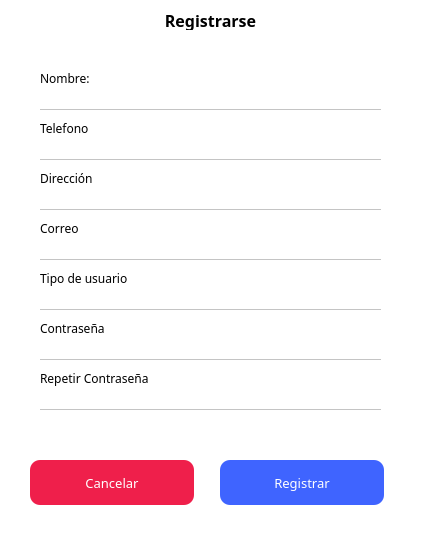
Before: the Qt Designer form hospital-Core/Widgets/Usuario/registrar.ui in MrDanielG/Hospital-SCRUM, drawn with Qt 5.
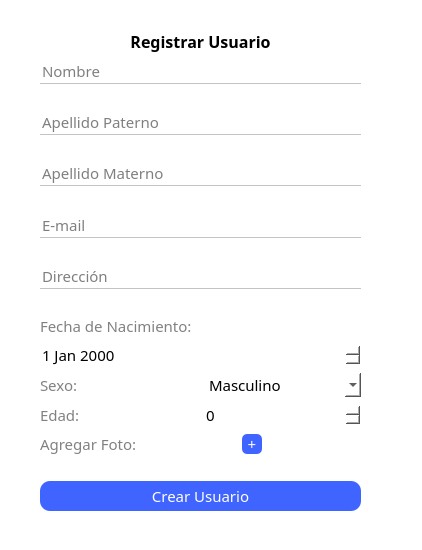
After: the same form once the commit is applied. The open tabs and pages were chosen to show the change. Icons and pictures are not drawn.

Commit message: interfaz registrar usuario

```diff
--- a/hospital-Core/Widgets/Usuario/registrar.ui
+++ b/hospital-Core/Widgets/Usuario/registrar.ui
@@ -17,366 +17,738 @@
    <string notr="true">border: none;
 background: white;</string>
   </property>
-  <widget class="QLineEdit" name="registrarse_telefono">
+  <widget class="QStackedWidget" name="stackedWidget">
    <property name="geometry">
     <rect>
-     <x>40</x>
-     <y>140</y>
-     <width>341</width>
-     <height>20</height>
+     <x>0</x>
+     <y>0</y>
+     <width>411</width>
+     <height>531</height>
     </rect>
    </property>
-   <property name="font">
-    <font>
-     <family>Montserrat</family>
-    </font>
+   <property name="maximumSize">
+    <size>
+     <width>600</width>
+     <height>600</height>
+    </size>
    </property>
-   <property name="styleSheet">
-    <string notr="true">border: none;
-border-bottom: 1px solid #C4C4C4;
-background: none;</string>
+   <property name="currentIndex">
+    <number>0</number>
    </property>
-  </widget>
-  <widget class="QLabel" name="label_3">
-   <property name="geometry">
-    <rect>
-     <x>40</x>
-     <y>120</y>
-     <width>101</width>
-     <height>16</height>
-    </rect>
-   </property>
-   <property name="font">
-    <font>
-     <family>Montserrat</family>
-    </font>
-   </property>
-   <property name="text">
-    <string>Telefono</string>
-   </property>
-   <property name="alignment">
-    <set>Qt::AlignLeading|Qt::AlignLeft|Qt::AlignVCenter</set>
-   </property>
-  </widget>
-  <widget class="QLineEdit" name="registrarse_direccion">
-   <property name="geometry">
-    <rect>
-     <x>40</x>
-     <y>190</y>
-     <width>341</width>
-     <height>20</height>
-    </rect>
-   </property>
-   <property name="font">
-    <font>
-     <family>Montserrat</family>
-    </font>
-   </property>
-   <property name="styleSheet">
-    <string notr="true">border: none;
-border-bottom: 1px solid #C4C4C4;
-background: none;</string>
-   </property>
-  </widget>
-  <widget class="QLabel" name="label_5">
-   <property name="geometry">
-    <rect>
-     <x>40</x>
-     <y>220</y>
-     <width>81</width>
-     <height>16</height>
-    </rect>
-   </property>
-   <property name="font">
-    <font>
-     <family>Montserrat</family>
-    </font>
-   </property>
-   <property name="text">
-    <string>Correo</string>
-   </property>
-   <property name="alignment">
-    <set>Qt::AlignLeading|Qt::AlignLeft|Qt::AlignVCenter</set>
-   </property>
-  </widget>
-  <widget class="QPushButton" name="registrarse_btn_cancelar">
-   <property name="geometry">
-    <rect>
-     <x>30</x>
-     <y>460</y>
-     <width>164</width>
-     <height>45</height>
-    </rect>
-   </property>
-   <property name="font">
-    <font>
-     <family>Montserrat</family>
-     <pointsize>10</pointsize>
-    </font>
-   </property>
-   <property name="styleSheet">
-    <string notr="true">border: none;
-background: #EF1F4B;
+   <widget class="QWidget" name="page">
+    <widget class="QLabel" name="label">
+     <property name="geometry">
+      <rect>
+       <x>10</x>
+       <y>10</y>
+       <width>381</width>
+       <height>521</height>
+      </rect>
+     </property>
+     <property name="styleSheet">
+      <string notr="true">background-color: rgb(255, 255, 255);
+border-radius: 5px;</string>
+     </property>
+     <property name="text">
+      <string/>
+     </property>
+    </widget>
+    <widget class="QWidget" name="layoutWidget">
+     <property name="geometry">
+      <rect>
+       <x>41</x>
+       <y>41</y>
+       <width>321</width>
+       <height>461</height>
+      </rect>
+     </property>
+     <layout class="QVBoxLayout" name="verticalLayout">
+      <item>
+       <widget class="QLabel" name="label_2">
+        <property name="font">
+         <font>
+          <family>Montserrat</family>
+          <pointsize>12</pointsize>
+          <weight>75</weight>
+          <bold>true</bold>
+         </font>
+        </property>
+        <property name="text">
+         <string>Registrar Usuario</string>
+        </property>
+        <property name="alignment">
+         <set>Qt::AlignCenter</set>
+        </property>
+       </widget>
+      </item>
+      <item>
+       <layout class="QHBoxLayout" name="horizontalLayout">
+        <item>
+         <spacer name="horizontalSpacer">
+          <property name="orientation">
+           <enum>Qt::Horizontal</enum>
+          </property>
+          <property name="sizeHint" stdset="0">
+           <size>
+            <width>40</width>
+            <height>20</height>
+           </size>
+          </property>
+         </spacer>
+        </item>
+        <item>
+         <widget class="QLabel" name="label_3">
+          <property name="styleSheet">
+           <string notr="true">background-color:none;</string>
+          </property>
+          <property name="text">
+           <string/>
+          </property>
+          <property name="pixmap">
+           <pixmap resource="../../resources.qrc">:/imagenes/Imagenes/doctor 4.png</pixmap>
+          </property>
+         </widget>
+        </item>
+        <item>
+         <spacer name="horizontalSpacer_2">
+          <property name="orientation">
+           <enum>Qt::Horizontal</enum>
+          </property>
+          <property name="sizeHint" stdset="0">
+           <size>
+            <width>40</width>
+            <height>20</height>
+           </size>
+          </property>
+         </spacer>
+        </item>
+       </layout>
+      </item>
+      <item>
+       <spacer name="verticalSpacer_4">
+        <property name="orientation">
+         <enum>Qt::Vertical</enum>
+        </property>
+        <property name="sizeHint" stdset="0">
+         <size>
+          <width>20</width>
+          <height>40</height>
+         </size>
+        </property>
+       </spacer>
+      </item>
+      <item>
+       <widget class="QLabel" name="label_5">
+        <property name="font">
+         <font>
+          <family>Montserrat</family>
+          <pointsize>11</pointsize>
+         </font>
+        </property>
+        <property name="styleSheet">
+         <string notr="true">color: rgb(129, 129, 129);</string>
+        </property>
+        <property name="text">
+         <string>Tipo Usuario:</string>
+        </property>
+       </widget>
+      </item>
+      <item>
+       <widget class="QComboBox" name="comboBox_tipo_usuario">
+        <property name="font">
+         <font>
+          <family>Montserrat</family>
+          <pointsize>11</pointsize>
+         </font>
+        </property>
+        <item>
+         <property name="text">
+          <string>Medico</string>
+         </property>
+        </item>
+        <item>
+         <property name="text">
+          <string>Paciente</string>
+         </property>
+        </item>
+        <item>
+         <property name="text">
+          <string>Staff</string>
+         </property>
+        </item>
+       </widget>
+      </item>
+      <item>
+       <spacer name="verticalSpacer">
+        <property name="orientation">
+         <enum>Qt::Vertical</enum>
+        </property>
+        <property name="sizeHint" stdset="0">
+         <size>
+          <width>20</width>
+          <height>40</height>
+         </size>
+        </property>
+       </spacer>
+      </item>
+      <item>
+       <widget class="QLineEdit" name="lineEdit_usuario">
+        <property name="font">
+         <font>
+          <family>Montserrat</family>
+          <pointsize>11</pointsize>
+         </font>
+        </property>
+        <property name="styleSheet">
+         <string notr="true">border: none;
+border-bottom: 1px solid #C4C4C4;</string>
+        </property>
+        <property name="placeholderText">
+         <string>Nombre de Usuario</string>
+        </property>
+       </widget>
+      </item>
+      <item>
+       <spacer name="verticalSpacer_3">
+        <property name="orientation">
+         <enum>Qt::Vertical</enum>
+        </property>
+        <property name="sizeHint" stdset="0">
+         <size>
+          <width>20</width>
+          <height>40</height>
+         </size>
+        </property>
+       </spacer>
+      </item>
+      <item>
+       <widget class="QLineEdit" name="lineEdit_contra">
+        <property name="font">
+         <font>
+          <family>Montserrat</family>
+          <pointsize>11</pointsize>
+         </font>
+        </property>
+        <property name="styleSheet">
+         <string notr="true">border: none;
+border-bottom: 1px solid #C4C4C4;</string>
+        </property>
+        <property name="echoMode">
+         <enum>QLineEdit::Password</enum>
+        </property>
+        <property name="placeholderText">
+         <string>Contraseña</string>
+        </property>
+       </widget>
+      </item>
+      <item>
+       <spacer name="verticalSpacer_2">
+        <property name="orientation">
+         <enum>Qt::Vertical</enum>
+        </property>
+        <property name="sizeHint" stdset="0">
+         <size>
+          <width>20</width>
+          <height>40</height>
+         </size>
+        </property>
+       </spacer>
+      </item>
+      <item>
+       <widget class="QLineEdit" name="lineEdit_confirma_contra">
+        <property name="font">
+         <font>
+          <family>Montserrat</family>
+          <pointsize>11</pointsize>
+         </font>
+        </property>
+        <property name="styleSheet">
+         <string notr="true">border: none;
+border-bottom: 1px solid #C4C4C4;</string>
+        </property>
+        <property name="echoMode">
+         <enum>QLineEdit::Password</enum>
+        </property>
+        <property name="placeholderText">
+         <string>Confirmar Constraseña</string>
+        </property>
+       </widget>
+      </item>
+      <item>
+       <spacer name="verticalSpacer_5">
+        <property name="orientation">
+         <enum>Qt::Vertical</enum>
+        </property>
+        <property name="sizeHint" stdset="0">
+         <size>
+          <width>20</width>
+          <height>40</height>
+         </size>
+        </property>
+       </spacer>
+      </item>
+      <item>
+       <widget class="QPushButton" name="btn_continuar">
+        <property name="minimumSize">
+         <size>
+          <width>50</width>
+          <height>30</height>
+         </size>
+        </property>
+        <property name="font">
+         <font>
+          <family>Montserrat</family>
+          <pointsize>11</pointsize>
+         </font>
+        </property>
+        <property name="styleSheet">
+         <string notr="true">*{
+border: none;
+background: #3f64FF;
 color: white;
-border-radius: 10px;</string>
-   </property>
-   <property name="text">
-    <string>Cancelar</string>
-   </property>
-  </widget>
-  <widget class="QLabel" name="label_8">
-   <property name="geometry">
-    <rect>
-     <x>40</x>
-     <y>370</y>
-     <width>131</width>
-     <height>16</height>
-    </rect>
-   </property>
-   <property name="font">
-    <font>
-     <family>Montserrat</family>
-    </font>
-   </property>
-   <property name="text">
-    <string>Repetir Contraseña</string>
-   </property>
-   <property name="alignment">
-    <set>Qt::AlignLeading|Qt::AlignLeft|Qt::AlignVCenter</set>
-   </property>
-  </widget>
-  <widget class="QLineEdit" name="registrarse_contrasenia">
-   <property name="geometry">
-    <rect>
-     <x>40</x>
-     <y>340</y>
-     <width>341</width>
-     <height>20</height>
-    </rect>
-   </property>
-   <property name="font">
-    <font>
-     <family>Montserrat</family>
-    </font>
-   </property>
-   <property name="styleSheet">
-    <string notr="true">border: none;
-border-bottom: 1px solid #C4C4C4;
-background: none;</string>
-   </property>
-  </widget>
-  <widget class="QLabel" name="label_2">
-   <property name="geometry">
-    <rect>
-     <x>40</x>
-     <y>70</y>
-     <width>81</width>
-     <height>16</height>
-    </rect>
-   </property>
-   <property name="font">
-    <font>
-     <family>Montserrat</family>
-    </font>
-   </property>
-   <property name="text">
-    <string>Nombre:</string>
-   </property>
-   <property name="alignment">
-    <set>Qt::AlignLeading|Qt::AlignLeft|Qt::AlignVCenter</set>
-   </property>
-  </widget>
-  <widget class="QLabel" name="label_4">
-   <property name="geometry">
-    <rect>
-     <x>40</x>
-     <y>170</y>
-     <width>81</width>
-     <height>16</height>
-    </rect>
-   </property>
-   <property name="font">
-    <font>
-     <family>Montserrat</family>
-    </font>
-   </property>
-   <property name="text">
-    <string>Dirección</string>
-   </property>
-   <property name="alignment">
-    <set>Qt::AlignLeading|Qt::AlignLeft|Qt::AlignVCenter</set>
-   </property>
-  </widget>
-  <widget class="QLineEdit" name="registrarse_tusuario">
-   <property name="geometry">
-    <rect>
-     <x>40</x>
-     <y>290</y>
-     <width>341</width>
-     <height>20</height>
-    </rect>
-   </property>
-   <property name="font">
-    <font>
-     <family>Montserrat</family>
-    </font>
-   </property>
-   <property name="styleSheet">
-    <string notr="true">border: none;
-border-bottom: 1px solid #C4C4C4;
-background: none;</string>
-   </property>
-  </widget>
-  <widget class="QLineEdit" name="registrarse_repetircontra">
-   <property name="geometry">
-    <rect>
-     <x>40</x>
-     <y>390</y>
-     <width>341</width>
-     <height>20</height>
-    </rect>
-   </property>
-   <property name="font">
-    <font>
-     <family>Montserrat</family>
-    </font>
-   </property>
-   <property name="styleSheet">
-    <string notr="true">border: none;
-border-bottom: 1px solid #C4C4C4;
-background: none;</string>
-   </property>
-  </widget>
-  <widget class="QPushButton" name="registrarse_btn_registrar">
-   <property name="geometry">
-    <rect>
-     <x>220</x>
-     <y>460</y>
-     <width>164</width>
-     <height>45</height>
-    </rect>
-   </property>
-   <property name="font">
-    <font>
-     <family>Montserrat</family>
-     <pointsize>10</pointsize>
-    </font>
-   </property>
-   <property name="styleSheet">
-    <string notr="true">border: none;
+border-radius: 10px;
+}
+
+:hover{
+	background: white;
+	border: 1px solid #3f64FF;
+	color: #3f64FF;
+}</string>
+        </property>
+        <property name="text">
+         <string>Continuar</string>
+        </property>
+       </widget>
+      </item>
+     </layout>
+    </widget>
+   </widget>
+   <widget class="QWidget" name="page_2">
+    <widget class="QLabel" name="label_4">
+     <property name="geometry">
+      <rect>
+       <x>10</x>
+       <y>10</y>
+       <width>381</width>
+       <height>521</height>
+      </rect>
+     </property>
+     <property name="styleSheet">
+      <string notr="true">background-color: rgb(255, 255, 255);
+border-radius: 5px;</string>
+     </property>
+     <property name="text">
+      <string/>
+     </property>
+    </widget>
+    <widget class="QWidget" name="layoutWidget_2">
+     <property name="geometry">
+      <rect>
+       <x>40</x>
+       <y>30</y>
+       <width>321</width>
+       <height>481</height>
+      </rect>
+     </property>
+     <layout class="QVBoxLayout" name="verticalLayout_2">
+      <item>
+       <widget class="QLabel" name="label_6">
+        <property name="font">
+         <font>
+          <family>Montserrat</family>
+          <pointsize>12</pointsize>
+          <weight>75</weight>
+          <bold>true</bold>
+         </font>
+        </property>
+        <property name="text">
+         <string>Registrar Usuario</string>
+        </property>
+        <property name="alignment">
+         <set>Qt::AlignCenter</set>
+        </property>
+       </widget>
+      </item>
+      <item>
+       <widget class="QLineEdit" name="lineEdit_nombre">
+        <property name="font">
+         <font>
+          <family>Montserrat</family>
+          <pointsize>11</pointsize>
+         </font>
+        </property>
+        <property name="styleSheet">
+         <string notr="true">border: none;
+border-bottom: 1px solid #C4C4C4;</string>
+        </property>
+        <property name="placeholderText">
+         <string>Nombre</string>
+        </property>
+       </widget>
+      </item>
+      <item>
+       <spacer name="verticalSpacer_6">
+        <property name="orientation">
+         <enum>Qt::Vertical</enum>
+        </property>
+        <property name="sizeHint" stdset="0">
+         <size>
+          <width>20</width>
+          <height>40</height>
+         </size>
+        </property>
+       </spacer>
+      </item>
+      <item>
+       <widget class="QLineEdit" name="lineEdit_paterno">
+        <property name="font">
+         <font>
+          <family>Montserrat</family>
+          <pointsize>11</pointsize>
+         </font>
+        </property>
+        <property name="styleSheet">
+         <string notr="true">border: none;
+border-bottom: 1px solid #C4C4C4;</string>
+        </property>
+        <property name="placeholderText">
+         <string>Apellido Paterno</string>
+        </property>
+       </widget>
+      </item>
+      <item>
+       <spacer name="verticalSpacer_7">
+        <property name="orientation">
+         <enum>Qt::Vertical</enum>
+        </property>
+        <property name="sizeHint" stdset="0">
+         <size>
+          <width>20</width>
+          <height>40</height>
+         </size>
+        </property>
+       </spacer>
+      </item>
+      <item>
+       <widget class="QLineEdit" name="lineEdit_materno">
+        <property name="font">
+         <font>
+          <family>Montserrat</family>
+          <pointsize>11</pointsize>
+         </font>
+        </property>
+        <property name="styleSheet">
+         <string notr="true">border: none;
+border-bottom: 1px solid #C4C4C4;</string>
+        </property>
+        <property name="placeholderText">
+         <string>Apellido Materno</string>
+        </property>
+       </widget>
+      </item>
+      <item>
+       <spacer name="verticalSpacer_8">
+        <property name="orientation">
+         <enum>Qt::Vertical</enum>
+        </property>
+        <property name="sizeHint" stdset="0">
+         <size>
+          <width>20</width>
+          <height>40</height>
+         </size>
+        </property>
+       </spacer>
+      </item>
+      <item>
+       <widget class="QLineEdit" name="lineEdit_correo">
+        <property name="font">
+         <font>
+          <family>Montserrat</family>
+          <pointsize>11</pointsize>
+         </font>
+        </property>
+        <property name="styleSheet">
+         <string notr="true">border: none;
+border-bottom: 1px solid #C4C4C4;</string>
+        </property>
+        <property name="placeholderText">
+         <string>E-mail</string>
+        </property>
+       </widget>
+      </item>
+      <item>
+       <spacer name="verticalSpacer_9">
+        <property name="orientation">
+         <enum>Qt::Vertical</enum>
+        </property>
+        <property name="sizeHint" stdset="0">
+         <size>
+          <width>20</width>
+          <height>40</height>
+         </size>
+        </property>
+       </spacer>
+      </item>
+      <item>
+       <widget class="QLineEdit" name="lineEdit_direccion">
+        <property name="font">
+         <font>
+          <family>Montserrat</family>
+          <pointsize>11</pointsize>
+         </font>
+        </property>
+        <property name="styleSheet">
+         <string notr="true">border: none;
+border-bottom: 1px solid #C4C4C4;</string>
+        </property>
+        <property name="placeholderText">
+         <string>Dirección</string>
+        </property>
+       </widget>
+      </item>
+      <item>
+       <spacer name="verticalSpacer_10">
+        <property name="orientation">
+         <enum>Qt::Vertical</enum>
+        </property>
+        <property name="sizeHint" stdset="0">
+         <size>
+          <width>20</width>
+          <height>40</height>
+         </size>
+        </property>
+       </spacer>
+      </item>
+      <item>
+       <widget class="QLabel" name="label_10">
+        <property name="font">
+         <font>
+          <family>Montserrat</family>
+          <pointsize>11</pointsize>
+         </font>
+        </property>
+        <property name="styleSheet">
+         <string notr="true">color: rgb(129, 129, 129);</string>
+        </property>
+        <property name="text">
+         <string>Fecha de Nacimiento:</string>
+        </property>
+       </widget>
+      </item>
+      <item>
+       <widget class="QDateEdit" name="dateEdit_fechaNacimiento">
+        <property name="font">
+         <font>
+          <family>Montserrat</family>
+          <pointsize>11</pointsize>
+         </font>
+        </property>
+       </widget>
+      </item>
+      <item>
+       <layout class="QHBoxLayout" name="horizontalLayout_2">
+        <item>
+         <widget class="QLabel" name="label_7">
+          <property name="font">
+           <font>
+            <family>Montserrat</family>
+            <pointsize>11</pointsize>
+           </font>
+          </property>
+          <property name="styleSheet">
+           <string notr="true">color: rgb(129, 129, 129);</string>
+          </property>
+          <property name="text">
+           <string>Sexo:</string>
+          </property>
+         </widget>
+        </item>
+        <item>
+         <widget class="QComboBox" name="comboBox_sexo">
+          <property name="font">
+           <font>
+            <family>Montserrat</family>
+            <pointsize>11</pointsize>
+           </font>
+          </property>
+          <item>
+           <property name="text">
+            <string>Masculino</string>
+           </property>
+          </item>
+          <item>
+           <property name="text">
+            <string>Femenino</string>
+           </property>
+          </item>
+         </widget>
+        </item>
+       </layout>
+      </item>
+      <item>
+       <layout class="QHBoxLayout" name="horizontalLayout_3">
+        <item>
+         <widget class="QLabel" name="label_8">
+          <property name="font">
+           <font>
+            <family>Montserrat</family>
+            <pointsize>11</pointsize>
+           </font>
+          </property>
+          <property name="styleSheet">
+           <string notr="true">color: rgb(129, 129, 129);</string>
+          </property>
+          <property name="text">
+           <string>Edad:</string>
+          </property>
+         </widget>
+        </item>
+        <item>
+         <widget class="QSpinBox" name="spinBox_edad">
+          <property name="font">
+           <font>
+            <family>Montserrat</family>
+            <pointsize>11</pointsize>
+           </font>
+          </property>
+         </widget>
+        </item>
+       </layout>
+      </item>
+      <item>
+       <layout class="QHBoxLayout" name="horizontalLayout_4">
+        <item>
+         <widget class="QLabel" name="label_9">
+          <property name="font">
+           <font>
+            <family>Montserrat</family>
+            <pointsize>11</pointsize>
+           </font>
+          </property>
+          <property name="styleSheet">
+           <string notr="true">color: rgb(129, 129, 129);</string>
+          </property>
+          <property name="text">
+           <string>Agregar Foto:</string>
+          </property>
+         </widget>
+        </item>
+        <item>
+         <spacer name="horizontalSpacer_4">
+          <property name="orientation">
+           <enum>Qt::Horizontal</enum>
+          </property>
+          <property name="sizeHint" stdset="0">
+           <size>
+            <width>40</width>
+            <height>20</height>
+           </size>
+          </property>
+         </spacer>
+        </item>
+        <item>
+         <widget class="QPushButton" name="btn_foto">
+          <property name="minimumSize">
+           <size>
+            <width>20</width>
+            <height>20</height>
+           </size>
+          </property>
+          <property name="maximumSize">
+           <size>
+            <width>20</width>
+            <height>20</height>
+           </size>
+          </property>
+          <property name="font">
+           <font>
+            <family>Montserrat</family>
+            <pointsize>11</pointsize>
+           </font>
+          </property>
+          <property name="styleSheet">
+           <string notr="true">*{
+border: none;
 background: #3f64FF;
 color: white;
-border-radius: 10px;</string>
-   </property>
-   <property name="text">
-    <string>Registrar</string>
-   </property>
-  </widget>
-  <widget class="QLabel" name="label">
-   <property name="geometry">
-    <rect>
-     <x>160</x>
-     <y>10</y>
-     <width>101</width>
-     <height>20</height>
-    </rect>
-   </property>
-   <property name="font">
-    <font>
-     <family>Montserrat</family>
-     <pointsize>12</pointsize>
-     <weight>75</weight>
-     <bold>true</bold>
-    </font>
-   </property>
-   <property name="text">
-    <string>Registrarse</string>
-   </property>
-   <property name="alignment">
-    <set>Qt::AlignCenter</set>
-   </property>
-  </widget>
-  <widget class="QLabel" name="label_6">
-   <property name="geometry">
-    <rect>
-     <x>40</x>
-     <y>270</y>
-     <width>111</width>
-     <height>16</height>
-    </rect>
-   </property>
-   <property name="font">
-    <font>
-     <family>Montserrat</family>
-    </font>
-   </property>
-   <property name="text">
-    <string>Tipo de usuario</string>
-   </property>
-   <property name="alignment">
-    <set>Qt::AlignLeading|Qt::AlignLeft|Qt::AlignVCenter</set>
-   </property>
-  </widget>
-  <widget class="QLineEdit" name="registrarse_correo">
-   <property name="geometry">
-    <rect>
-     <x>40</x>
-     <y>240</y>
-     <width>341</width>
-     <height>20</height>
-    </rect>
-   </property>
-   <property name="font">
-    <font>
-     <family>Montserrat</family>
-    </font>
-   </property>
-   <property name="styleSheet">
-    <string notr="true">border: none;
-border-bottom: 1px solid #C4C4C4;
-background: none;</string>
-   </property>
-  </widget>
-  <widget class="QLabel" name="label_7">
-   <property name="geometry">
-    <rect>
-     <x>40</x>
-     <y>320</y>
-     <width>111</width>
-     <height>16</height>
-    </rect>
-   </property>
-   <property name="font">
-    <font>
-     <family>Montserrat</family>
-    </font>
-   </property>
-   <property name="text">
-    <string>Contraseña</string>
-   </property>
-   <property name="alignment">
-    <set>Qt::AlignLeading|Qt::AlignLeft|Qt::AlignVCenter</set>
-   </property>
-  </widget>
-  <widget class="QLineEdit" name="registrarse_nombre">
-   <property name="geometry">
-    <rect>
-     <x>40</x>
-     <y>90</y>
-     <width>341</width>
-     <height>20</height>
-    </rect>
-   </property>
-   <property name="font">
-    <font>
-     <family>Montserrat</family>
-    </font>
-   </property>
-   <property name="styleSheet">
-    <string notr="true">border: none;
-border-bottom: 1px solid #C4C4C4;
-background: none;</string>
-   </property>
+border-radius: 5px;
+}
+
+:hover{
+	background: white;
+	border: 1px solid #3f64FF;
+	color: #3f64FF;
+}</string>
+          </property>
+          <property name="text">
+           <string>+</string>
+          </property>
+         </widget>
+        </item>
+        <item>
+         <spacer name="horizontalSpacer_3">
+          <property name="orientation">
+           <enum>Qt::Horizontal</enum>
+          </property>
+          <property name="sizeHint" stdset="0">
+           <size>
+            <width>40</width>
+            <height>20</height>
+           </size>
+          </property>
+         </spacer>
+        </item>
+       </layout>
+      </item>
+      <item>
+       <spacer name="verticalSpacer_12">
+        <property name="orientation">
+         <enum>Qt::Vertical</enum>
+        </property>
+        <property name="sizeHint" stdset="0">
+         <size>
+          <width>20</width>
+          <height>40</height>
+         </size>
+        </property>
+       </spacer>
+      </item>
+      <item>
+       <widget class="QPushButton" name="btn_crear_usuario">
+        <property name="minimumSize">
+         <size>
+          <width>50</width>
+          <height>30</height>
+         </size>
+        </property>
+        <property name="font">
+         <font>
+          <family>Montserrat</family>
+          <pointsize>11</pointsize>
+         </font>
+        </property>
+        <property name="styleSheet">
+         <string notr="true">*{
+border: none;
+background: #3f64FF;
+color: white;
+border-radius: 10px;
+}
+
+:hover{
+	background: white;
+	border: 1px solid #3f64FF;
+	color: #3f64FF;
+}</string>
+        </property>
+        <property name="text">
+         <string>Crear Usuario</string>
+        </property>
+       </widget>
+      </item>
+     </layout>
+    </widget>
+   </widget>
   </widget>
  </widget>
  <resources/>
```
Left out of the diff: 4 changed lines with no effect on the pictures. The commit also changes 1 other file.
